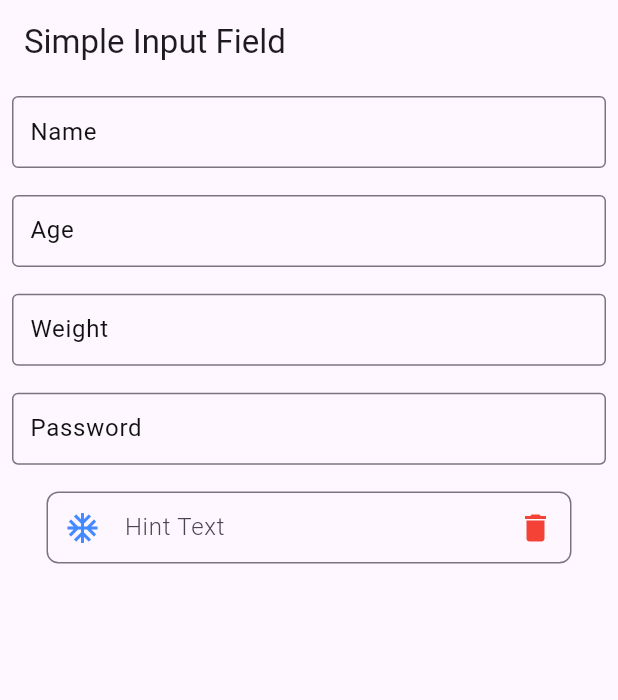
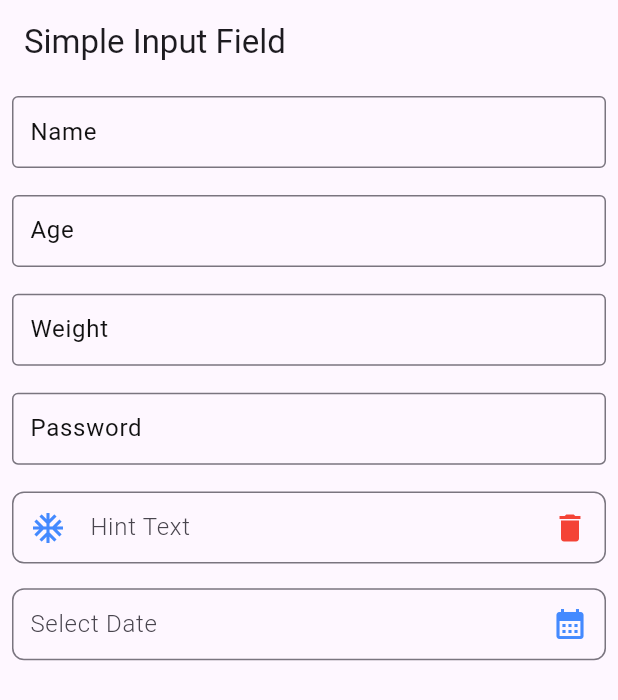
Before and after one commit to mdrazadev/Flutter-Widgets, a Flutter app: the SimpleInputFieldScreen screen opened directly, on a phone screen of 412 x 824 dp. Shown: the top 700 px of the screen. Run offline on Flutter 3.47's test engine with Material 3 defaults, Android fonts, the phone set to English and light mode, and no system bars; our stand-ins replace get.

Commit message:
date input field added

```diff
--- a/lib/screens/simple_input_field_screen.dart
+++ b/lib/screens/simple_input_field_screen.dart
@@ -1,4 +1,5 @@
 import 'package:flutter/material.dart';
+import 'package:flutter_widgets/widgets/input_fields/date_input_field_widget.dart';
 import 'package:flutter_widgets/widgets/input_fields/icons_input_field_widget.dart';
 import 'package:flutter_widgets/widgets/input_fields/simple_input_field_widget.dart';
 
@@ -10,6 +11,7 @@ class SimpleInputFieldScreen extends StatelessWidget {
   final TextEditingController controller3 = TextEditingController();
   final TextEditingController controller4 = TextEditingController();
   final TextEditingController controller5 = TextEditingController();
+  final TextEditingController controller6 = TextEditingController();
 
   final FocusNode focusNode1 = FocusNode();
   final FocusNode focusNode2 = FocusNode();
@@ -65,6 +67,13 @@ class SimpleInputFieldScreen extends StatelessWidget {
                 suffixColor: Colors.red,
                 onSuffixPress: () => controller5.clear(),
               ),
+              SizedBox(height: ht * 0.02),
+              DateInputFieldWidget(
+                controller: controller6,
+                label: 'Select Date',
+                suffixIcon: Icons.calendar_month,
+                suffixColor: Colors.blueAccent,
+              ),
             ],
           ),
         ),
--- /dev/null
+++ b/lib/widgets/input_fields/date_input_field_widget.dart
@@ -0,0 +1,135 @@
+import 'package:flutter/material.dart';
+import 'package:intl/intl.dart';
+
+class DateInputFieldWidget extends StatelessWidget {
+  /// This widget is for selecting [DATE]. It accepts two required arguments:
+  /// [CONTROLLER] and [LABEL].
+  ///
+  /// To select a date, just [TAP] on the field.
+  ///
+  /// To clear date, [LONG PRESS] on the field.
+  const DateInputFieldWidget({
+    super.key,
+    required this.controller,
+    required this.label,
+    this.focusNode,
+    this.wt,
+    this.radius = 8,
+    this.prefixIcon,
+    this.prefixColor = Colors.blueAccent,
+    this.suffixIcon,
+    this.onSuffixPress,
+    this.suffixColor,
+    this.errorMsg = 'required',
+  });
+
+  final TextEditingController controller;
+  final String label;
+  final FocusNode? focusNode;
+  final double? wt;
+  final double radius;
+  final IconData? prefixIcon;
+  final Color? prefixColor;
+  final IconData? suffixIcon;
+  final Color? suffixColor;
+  final VoidCallback? onSuffixPress;
+  final String errorMsg;
+
+  @override
+  Widget build(BuildContext context) {
+    return GestureDetector(
+      onTap: () async {
+        controller.text = await selectDate(context, controller.text);
+      },
+      onLongPress: () => controller.clear(),
+      child: AbsorbPointer(
+        child: SizedBox(
+          width: wt ?? MediaQuery.of(context).size.width,
+          child: TextFormField(
+            controller: controller,
+            focusNode: focusNode,
+            decoration: InputDecoration(
+              border: OutlineInputBorder(
+                borderRadius: BorderRadius.circular(radius),
+              ),
+              hintText: label,
+              hintStyle: const TextStyle(
+                fontWeight: FontWeight.w300,
+              ),
+              contentPadding: const EdgeInsets.symmetric(horizontal: 8),
+              prefixIcon: prefixIcon != null
+                  ? Icon(
+                      prefixIcon,
+                      color: prefixColor,
+                    )
+                  : null,
+              suffixIcon: IconButton(
+                onPressed: onSuffixPress,
+                icon: Icon(
+                  suffixIcon,
+                  color: suffixColor,
+                ),
+              ),
+              errorBorder: OutlineInputBorder(
+                borderRadius: BorderRadius.circular(radius),
+                borderSide: const BorderSide(color: Colors.red),
+              ),
+            ),
+            validator: (value) {
+              if (value == null || value.isEmpty) {
+                return errorMsg;
+              }
+              return null;
+            },
+          ),
+        ),
+      ),
+    );
+  }
+
+  /// This method is to choose [DATE] from calendar.
+  /// It accepts two required arguments: [context] and [initialDt].
+  ///
+  /// It open a calendar, so that user can choose a date. If user selects
+  /// a date, then it [returns] the [selected date], otherwise it returns
+  /// [initialDt].
+  ///
+  /// You can also pass [starting] range or [ending] range.
+  Future<String> selectDate(
+    BuildContext context,
+    String initialDt, {
+    int? startingYear,
+    int? startingMonth,
+    int? startingDay,
+    int? endingYear,
+    int? endingMonth,
+    int? endingDay,
+  }) async {
+    DateTime selectedDt = DateTime.now();
+
+    if (initialDt.isNotEmpty) {
+      selectedDt = DateFormat("dd-MM-yyyy").parse(initialDt);
+    }
+
+    final pickedDate = await showDatePicker(
+      context: context,
+      firstDate: DateTime(
+        startingYear ?? DateTime.now().year,
+        startingMonth ?? 1,
+        startingDay ?? 1,
+      ),
+      lastDate: DateTime(
+        endingYear ?? DateTime.now().year + 2,
+        endingMonth ?? 12,
+        endingDay ?? 31,
+      ),
+      initialDate: selectedDt,
+    );
+
+    if (pickedDate != null) {
+      initialDt = DateFormat('dd-MM-yyyy').format(pickedDate);
+    }
+
+    return initialDt;
+  }
+}
--- a/lib/widgets/input_fields/icons_input_field_widget.dart
+++ b/lib/widgets/input_fields/icons_input_field_widget.dart
@@ -7,7 +7,7 @@ class IconsInputFieldWidget extends StatelessWidget {
     required this.label,
     this.focusNode,
     this.length,
-    this.wt = 350,
+    this.wt,
     this.radius = 8,
     this.keyboardType = TextInputType.text,
     this.prefixIcon,
@@ -24,7 +24,7 @@ class IconsInputFieldWidget extends StatelessWidget {
   final String label;
   final FocusNode? focusNode;
   final int? length;
-  final double wt;
+  final double? wt;
   final double radius;
   final TextInputType keyboardType;
   final IconData? prefixIcon;
@@ -39,7 +39,7 @@ class IconsInputFieldWidget extends StatelessWidget {
   @override
   Widget build(BuildContext context) {
     return SizedBox(
-      width: wt,
+      width:  wt ?? MediaQuery.of(context).size.width,
       child: TextFormField(
         controller: controller,
         focusNode: focusNode,
```
